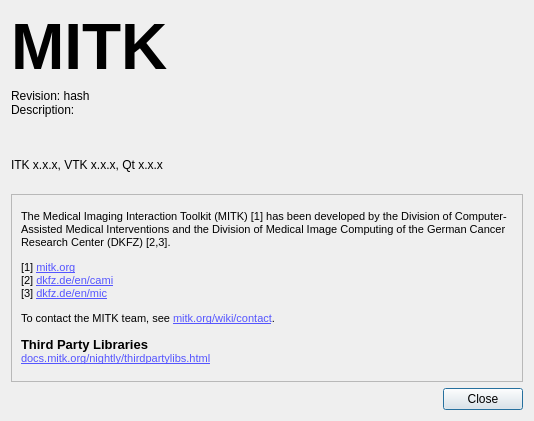
This is Modules/QtWidgetsExt/src/QmitkAboutDialogGUI.ui in MITK/MITK as Qt 5 draws it before an edit. The edited form follows.
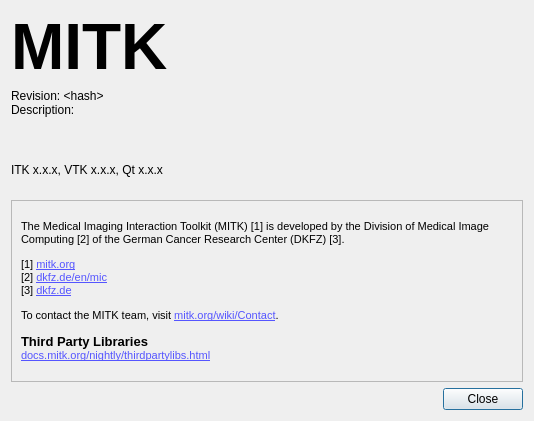
This is the edited form. Icons and pictures are not drawn.

Commit message:
Update text in the About dialog
- CAMI/IMSY is not an active developer anymore
- http -> https
- Link revision hash to corresponding Phabricator page
- Link to matching documentation for release versions instead of nightly documentation

What changed in the file:
```diff
--- a/Modules/QtWidgetsExt/src/QmitkAboutDialogGUI.ui
+++ b/Modules/QtWidgetsExt/src/QmitkAboutDialogGUI.ui
@@ -54,8 +54,10 @@
           </sizepolicy>
          </property>
          <property name="text">
-          <string>Revision: hash
-Description:</string>
+          <string>&lt;html&gt;&lt;head/&gt;&lt;body&gt;&lt;p&gt;Revision: &amp;lt;hash&amp;gt;&lt;br/&gt;Description:&lt;/p&gt;&lt;/body&gt;&lt;/html&gt;</string>
+         </property>
+         <property name="textFormat">
+          <enum>Qt::RichText</enum>
          </property>
          <property name="alignment">
           <set>Qt::AlignLeading|Qt::AlignLeft|Qt::AlignTop</set>
@@ -67,6 +69,9 @@
          <property name="text">
           <string>ITK x.x.x, VTK x.x.x, Qt x.x.x</string>
          </property>
+         <property name="textFormat">
+          <enum>Qt::PlainText</enum>
+         </property>
         </widget>
        </item>
       </layout>
@@ -140,14 +145,17 @@
         <x>0</x>
         <y>0</y>
         <width>514</width>
-        <height>221</height>
+        <height>192</height>
        </rect>
       </property>
       <layout class="QGridLayout" name="gridLayout">
        <item row="0" column="0">
         <widget class="QLabel" name="m_AboutLabel">
          <property name="text">
-          <string>&lt;html&gt;&lt;head/&gt;&lt;body&gt;&lt;p&gt;&lt;span style=&quot; font-size:8pt;&quot;&gt;The Medical Imaging Interaction Toolkit (MITK) [1] has been developed by the Division of Computer-Assisted Medical Interventions and the Division of Medical Image Computing of the German Cancer Research Center (DKFZ) [2,3].&lt;/span&gt;&lt;/p&gt;&lt;p&gt;&lt;span style=&quot; font-size:8pt;&quot;&gt;[1] &lt;/span&gt;&lt;a href=&quot;http://www.mitk.org/&quot;&gt;&lt;span style=&quot; font-size:8pt; text-decoration: underline; color:#5555ff;&quot;&gt;mitk.org&lt;br/&gt;&lt;/span&gt;&lt;/a&gt;&lt;span style=&quot; font-size:8pt;&quot;&gt;[2] &lt;/span&gt;&lt;a href=&quot;https://www.dkfz.de/en/cami/index.php&quot;&gt;&lt;span style=&quot; font-size:8pt; text-decoration: underline; color:#5555ff;&quot;&gt;dkfz.de/en/cami&lt;br/&gt;&lt;/span&gt;&lt;/a&gt;&lt;span style=&quot; font-size:8pt;&quot;&gt;[3] &lt;/span&gt;&lt;a href=&quot;https://www.dkfz.de/en/mic/index.php&quot;&gt;&lt;span style=&quot; font-size:8pt; text-decoration: underline; color:#5555ff;&quot;&gt;dkfz.de/en/mic&lt;/span&gt;&lt;/a&gt;&lt;/p&gt;&lt;p&gt;&lt;span style=&quot; font-size:8pt;&quot;&gt;To contact the MITK team, see &lt;/span&gt;&lt;a href=&quot;http://www.mitk.org/wiki/Contact&quot;&gt;&lt;span style=&quot; font-size:8pt; text-decoration: underline; color:#5555ff;&quot;&gt;mitk.org/wiki/contact&lt;/span&gt;&lt;/a&gt;&lt;span style=&quot; font-size:8pt;&quot;&gt;.&lt;/span&gt;&lt;/p&gt;&lt;p&gt;&lt;span style=&quot; font-size:10pt; font-weight:600;&quot;&gt;Third Party Libraries&lt;br/&gt;&lt;/span&gt;&lt;a href=&quot;https://docs.mitk.org/nightly/thirdpartylibs.html&quot;&gt;&lt;span style=&quot; font-size:8pt; text-decoration: underline; color:#5555ff;&quot;&gt;docs.mitk.org/nightly/thirdpartylibs.html&lt;/span&gt;&lt;/a&gt;&lt;/p&gt;&lt;/body&gt;&lt;/html&gt;</string>
+          <string>&lt;html&gt;&lt;head/&gt;&lt;body&gt;&lt;p&gt;&lt;span style=&quot; font-size:8pt;&quot;&gt;The Medical Imaging Interaction Toolkit (MITK) [1] is developed by the Division of Medical Image Computing [2] of the German Cancer Research Center (DKFZ) [3].&lt;/span&gt;&lt;/p&gt;&lt;p&gt;&lt;span style=&quot; font-size:8pt;&quot;&gt;[1] &lt;/span&gt;&lt;a href=&quot;https://www.mitk.org&quot;&gt;&lt;span style=&quot; font-size:8pt; text-decoration: underline; color:#5555ff;&quot;&gt;mitk.org&lt;br/&gt;&lt;/span&gt;&lt;/a&gt;&lt;span style=&quot; font-size:8pt;&quot;&gt;[2] &lt;/span&gt;&lt;a href=&quot;https://www.dkfz.de/en/mic/index.php&quot;&gt;&lt;span style=&quot; font-size:8pt; text-decoration: underline; color:#5555ff;&quot;&gt;dkfz.de/en/mic&lt;br/&gt;&lt;/span&gt;&lt;/a&gt;&lt;span style=&quot; font-size:8pt;&quot;&gt;[3] &lt;/span&gt;&lt;a href=&quot;https://www.dkfz.de&quot;&gt;&lt;span style=&quot; font-size:8pt; text-decoration: underline; color:#5555ff;&quot;&gt;dkfz.de&lt;/span&gt;&lt;/a&gt;&lt;/p&gt;&lt;p&gt;&lt;span style=&quot; font-size:8pt;&quot;&gt;To contact the MITK team, visit &lt;/span&gt;&lt;a href=&quot;https://www.mitk.org/wiki/Contact&quot;&gt;&lt;span style=&quot; font-size:8pt; text-decoration: underline; color:#5555ff;&quot;&gt;mitk.org/wiki/Contact&lt;/span&gt;&lt;/a&gt;&lt;span style=&quot; font-size:8pt;&quot;&gt;.&lt;/span&gt;&lt;/p&gt;&lt;p&gt;&lt;span style=&quot; font-size:10pt; font-weight:600;&quot;&gt;Third Party Libraries&lt;br/&gt;&lt;/span&gt;&lt;a href=&quot;https://docs.mitk.org/nightly/thirdpartylibs.html&quot;&gt;&lt;span style=&quot; font-size:8pt; text-decoration: underline; color:#5555ff;&quot;&gt;docs.mitk.org/nightly/thirdpartylibs.html&lt;/span&gt;&lt;/a&gt;&lt;/p&gt;&lt;/body&gt;&lt;/html&gt;</string>
+         </property>
+         <property name="textFormat">
+          <enum>Qt::RichText</enum>
          </property>
          <property name="wordWrap">
           <bool>true</bool>
```
Left out of the diff: 4 changed lines with no effect on the pictures. The commit also changes 1 other file.
